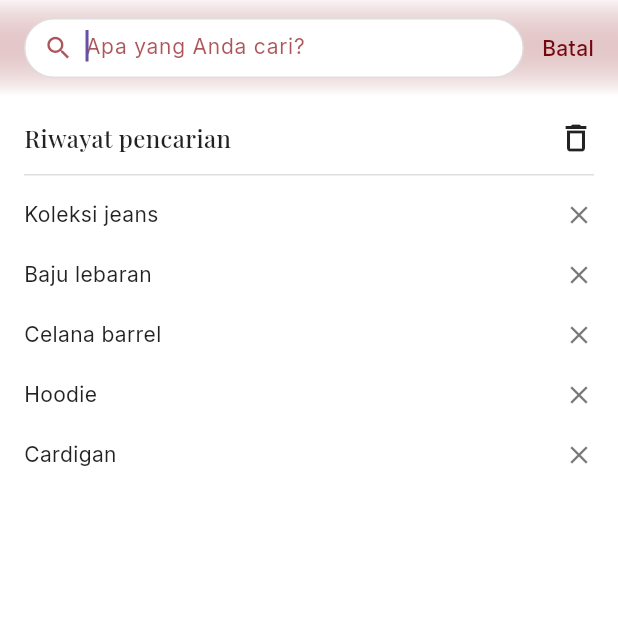
After one commit to Nobel259/Kelompok-5-kelas-2024E-Project-PakeLagi-App, a Flutter app: the SearchPage screen opened directly, on a phone screen of 412 x 824 dp, the top half of it. The commit adds this screen. Run offline on Flutter 3.47's test engine with Material 3 defaults, Android fonts, the phone set to English and light mode, and no system bars; our stand-ins replace google_fonts.

Commit message:
added new file

```diff
--- a/lib/main.dart
+++ b/lib/main.dart
@@ -1,6 +1,7 @@
 import 'package:flutter/material.dart';
 import 'package:google_fonts/google_fonts.dart';
 import 'landing_page.dart';
+import 'search_page.dart';
 
 void main() {
   runApp(const MyApp());
@@ -88,6 +89,18 @@ class _HomePageState extends State<HomePage> {
                               const SizedBox(width: 8),
                               Expanded(
                                 child: TextField(
+                                  readOnly: true,
+                                  onTap: () {
+                                    Navigator.push(
+                                      context,
+                                      PageRouteBuilder(
+                                        pageBuilder: (context, animation, secondaryAnimation) => const SearchPage(),
+                                        transitionsBuilder: (context, animation, secondaryAnimation, child) {
+                                          return FadeTransition(opacity: animation, child: child);
+                                        },
+                                      ),
+                                    );
+                                  },
                                   decoration: InputDecoration(
                                     hintText: 'Apa yang Anda cari?',
                                     hintStyle: GoogleFonts.inter(
@@ -119,6 +132,12 @@ class _HomePageState extends State<HomePage> {
                       const SizedBox(width: 16),
                       const Icon(
                         Icons.shopping_basket_outlined,
+                        color: Color(0xFF74070E),
+                        size: 28,
+                      ),
+                      const SizedBox(width: 12),
+                      const Icon(
+                        Icons.chat_outlined,
                         color: Color(0xFF74070E),
                         size: 28,
                       ),
--- /dev/null
+++ b/lib/search_page.dart
@@ -0,0 +1,216 @@
+import 'package:flutter/material.dart';
+import 'package:google_fonts/google_fonts.dart';
+
+// Global search history variable to persist state in memory
+List<String> _globalSearchHistory = [
+  'Koleksi jeans',
+  'Baju lebaran',
+  'Celana barrel',
+  'Hoodie',
+  'Cardigan',
+];
+
+class SearchPage extends StatefulWidget {
+  const SearchPage({super.key});
+
+  @override
+  State<SearchPage> createState() => _SearchPageState();
+}
+
+class _SearchPageState extends State<SearchPage> {
+  final TextEditingController _searchController = TextEditingController();
+
+  void _addSearchQuery(String query) {
+    if (query.trim().isEmpty) return;
+
+    setState(() {
+      _globalSearchHistory.remove(query);
+      _globalSearchHistory.insert(0, query);
+      if (_globalSearchHistory.length > 10) {
+        _globalSearchHistory.removeLast();
+      }
+    });
+    _searchController.clear();
+  }
+
+  void _removeSearchItem(String item) {
+    setState(() {
+      _globalSearchHistory.remove(item);
+    });
+  }
+
+  void _clearAllHistory() {
+    setState(() {
+      _globalSearchHistory.clear();
+    });
+  }
+
+  @override
+  Widget build(BuildContext context) {
+    return Scaffold(
+      backgroundColor: Colors.white,
+      body: SafeArea(
+        child: Column(
+          crossAxisAlignment: CrossAxisAlignment.start,
+          children: [
+            // Top Section
+            Container(
+              decoration: BoxDecoration(
+                gradient: LinearGradient(
+                  begin: Alignment.topCenter,
+                  end: Alignment.bottomCenter,
+                  colors: [
+                    const Color(0xFF972B31).withOpacity(0.05),
+                    Colors.white,
+                  ],
+                ),
+              ),
+              padding: const EdgeInsets.only(
+                left: 16.0,
+                right: 16.0,
+                top: 12.0,
+                bottom: 12.0,
+              ),
+              child: Row(
+                children: [
+                  Expanded(
+                    child: Container(
+                      height: 40,
+                      decoration: BoxDecoration(
+                        color: Colors.white,
+                        borderRadius: BorderRadius.circular(20),
+                        border: Border.all(
+                          color: const Color(0xFFDEDEDE),
+                          width: 1,
+                        ),
+                      ),
+                      child: Row(
+                        children: [
+                          const SizedBox(width: 12),
+                          Icon(
+                            Icons.search,
+                            color: const Color(0xFF972B31).withOpacity(0.80),
+                            size: 20,
+                          ),
+                          const SizedBox(width: 8),
+                          Expanded(
+                            child: TextField(
+                              controller: _searchController,
+                              autofocus: true,
+                              decoration: InputDecoration(
+                                hintText: 'Apa yang Anda cari?',
+                                hintStyle: GoogleFonts.inter(
+                                  fontWeight: FontWeight.w400,
+                                  fontSize: 14,
+                                  color: const Color(0xFF972B31).withOpacity(0.80),
+                                ),
+                                border: InputBorder.none,
+                                isDense: true,
+                                contentPadding: const EdgeInsets.symmetric(
+                                  vertical: 10,
+                                ),
+                              ),
+                              style: GoogleFonts.inter(
+                                fontWeight: FontWeight.w400,
+                                fontSize: 14,
+                                color: const Color(0xFF972B31),
+                              ),
+                              onSubmitted: _addSearchQuery,
+                            ),
+                          ),
+                        ],
+                      ),
+                    ),
+                  ),
+                  const SizedBox(width: 12),
+                  GestureDetector(
+                    onTap: () {
+                      Navigator.pop(context);
+                    },
+                    child: Text(
+                      'Batal',
+                      style: GoogleFonts.inter(
+                        fontSize: 14,
+                        fontWeight: FontWeight.w500,
+                        color: const Color(0xFF74070E),
+                      ),
+                    ),
+                  ),
+                ],
+              ),
+            ),
+
+            // History Section
+            Expanded(
+              child: Padding(
+                padding: const EdgeInsets.symmetric(horizontal: 16.0),
+                child: Column(
+                  crossAxisAlignment: CrossAxisAlignment.start,
+                  children: [
+                    const SizedBox(height: 16),
+                    Row(
+                      mainAxisAlignment: MainAxisAlignment.spaceBetween,
+                      children: [
+                        Text(
+                          'Riwayat pencarian',
+                          style: GoogleFonts.playfairDisplay(
+                            fontSize: 16,
+                            fontWeight: FontWeight.w500,
+                            color: Colors.black87,
+                          ),
+                        ),
+                        GestureDetector(
+                          onTap: _clearAllHistory,
+                          child: const Icon(
+                            Icons.delete_outline,
+                            color: Colors.black87,
+                            size: 24,
+                          ),
+                        ),
+                      ],
+                    ),
+                    const SizedBox(height: 12),
+                    const Divider(height: 1, color: Color(0xFFE0E0E0)),
+                    const SizedBox(height: 16),
+                    Expanded(
+                      child: ListView.builder(
+                        itemCount: _globalSearchHistory.length,
+                        itemBuilder: (context, index) {
+                          final item = _globalSearchHistory[index];
+                          return Padding(
+                            padding: const EdgeInsets.only(bottom: 20.0),
+                            child: Row(
+                              mainAxisAlignment: MainAxisAlignment.spaceBetween,
+                              children: [
+                                Text(
+                                  item,
+                                  style: GoogleFonts.inter(
+                                    fontSize: 14,
+                                    fontWeight: FontWeight.w400,
+                                    color: Colors.black87,
+                                  ),
+                                ),
+                                GestureDetector(
+                                  onTap: () => _removeSearchItem(item),
+                                  child: const Icon(
+                                    Icons.close,
+                                    color: Colors.black54,
+                                    size: 20,
+                                  ),
+                                ),
+                              ],
+                            ),
+                          );
+                        },
+                      ),
+                    ),
+                  ],
+                ),
+              ),
+            ),
+          ],
+        ),
+      ),
+    );
+  }
+}
```
